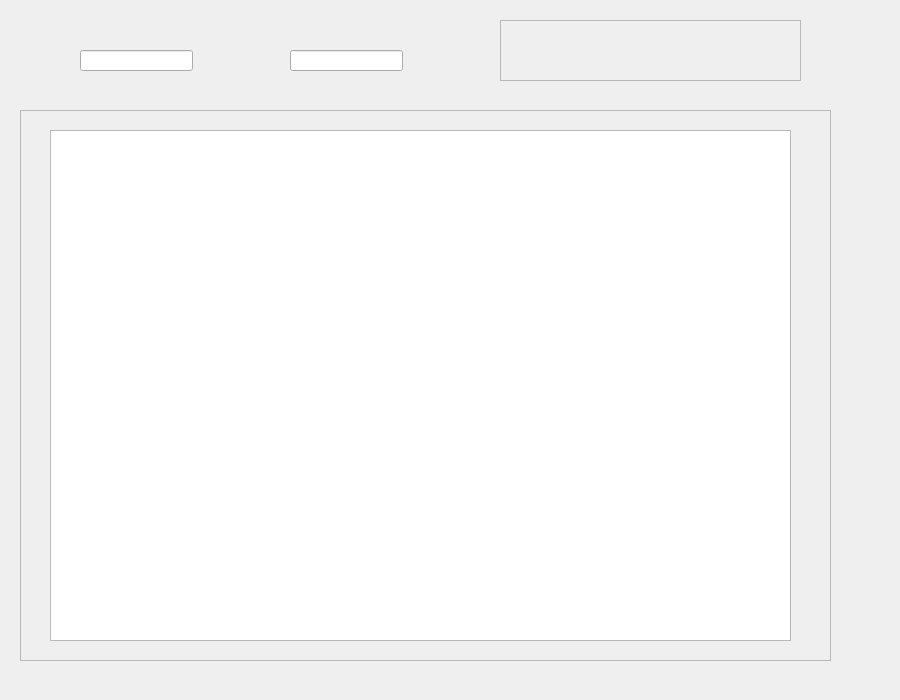
Qt form mainWindow/ui/resource/memo.ui (tingyuPP/Smart-Memo) before a commit.
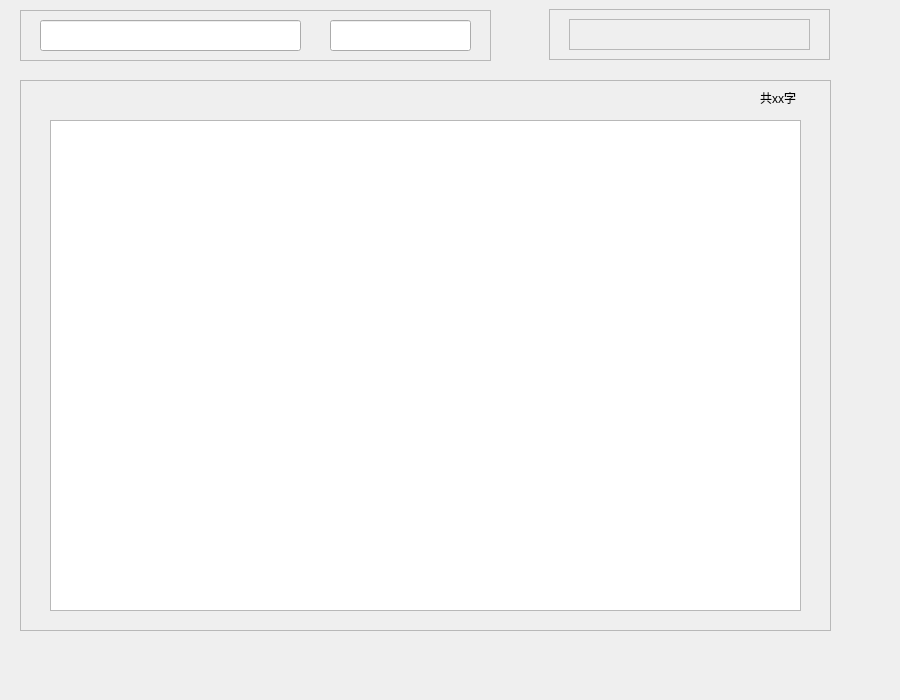
The same form after that commit. Custom widgets are drawn as their Qt base class.

Commit message: 新建备忘录的界面

```diff
--- a/mainWindow/ui/resource/memo.ui
+++ b/mainWindow/ui/resource/memo.ui
@@ -17,7 +17,7 @@
    <property name="geometry">
     <rect>
      <x>20</x>
-     <y>110</y>
+     <y>80</y>
      <width>811</width>
      <height>551</height>
     </rect>
@@ -32,40 +32,69 @@
     <property name="geometry">
      <rect>
       <x>30</x>
-      <y>20</y>
-      <width>741</width>
-      <height>511</height>
+      <y>40</y>
+      <width>751</width>
+      <height>491</height>
      </rect>
     </property>
    </widget>
+   <widget class="StrongBodyLabel" name="label">
+    <property name="geometry">
+     <rect>
+      <x>740</x>
+      <y>10</y>
+      <width>72</width>
+      <height>15</height>
+     </rect>
+    </property>
+    <property name="text">
+     <string>共xx字</string>
+    </property>
+   </widget>
   </widget>
-  <widget class="LineEdit" name="lineEdit">
+  <widget class="CardWidget" name="frame_3">
    <property name="geometry">
     <rect>
-     <x>80</x>
-     <y>50</y>
-     <width>113</width>
-     <height>21</height>
+     <x>20</x>
+     <y>10</y>
+     <width>471</width>
+     <height>51</height>
     </rect>
    </property>
-  </widget>
-  <widget class="EditableComboBox" name="lineEdit_2">
-   <property name="geometry">
-    <rect>
-     <x>290</x>
-     <y>50</y>
-     <width>113</width>
-     <height>21</height>
-    </rect>
+   <property name="frameShape">
+    <enum>QFrame::StyledPanel</enum>
    </property>
+   <property name="frameShadow">
+    <enum>QFrame::Raised</enum>
+   </property>
+   <widget class="EditableComboBox" name="lineEdit_2">
+    <property name="geometry">
+     <rect>
+      <x>310</x>
+      <y>10</y>
+      <width>141</width>
+      <height>31</height>
+     </rect>
+    </property>
+   </widget>
+   <widget class="LineEdit" name="lineEdit">
+    <property name="geometry">
+     <rect>
+      <x>20</x>
+      <y>10</y>
+      <width>261</width>
+      <height>31</height>
+     </rect>
+    </property>
+   </widget>
   </widget>
-  <widget class="CommandBar" name="frame_2">
+  <widget class="CardWidget" name="frame_4">
    <property name="geometry">
     <rect>
-     <x>500</x>
-     <y>20</y>
-     <width>301</width>
-     <height>61</height>
+     <x>549</x>
+     <y>9</y>
+     <width>281</width>
+     <height>51</height>
     </rect>
    </property>
    <property name="frameShape">
@@ -74,6 +103,22 @@
    <property name="frameShadow">
     <enum>QFrame::Raised</enum>
    </property>
+   <widget class="CommandBar" name="frame_2">
+    <property name="geometry">
+     <rect>
+      <x>20</x>
+      <y>10</y>
+      <width>241</width>
+      <height>31</height>
+     </rect>
+    </property>
+    <property name="frameShape">
+     <enum>QFrame::StyledPanel</enum>
+    </property>
+    <property name="frameShadow">
+     <enum>QFrame::Raised</enum>
+    </property>
+   </widget>
   </widget>
  </widget>
  <customwidgets>
@@ -104,6 +149,11 @@
    <header>qfluentwidgets</header>
    <container>1</container>
   </customwidget>
+  <customwidget>
+   <class>StrongBodyLabel</class>
+   <extends>QLabel</extends>
+   <header>qfluentwidgets</header>
+  </customwidget>
  </customwidgets>
  <resources/>
  <connections/>
```
The commit also changes 2 other files.
